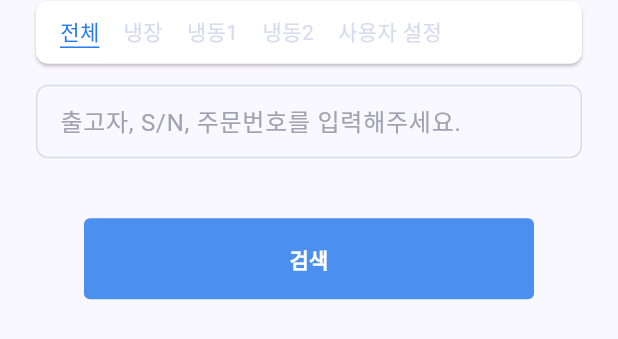
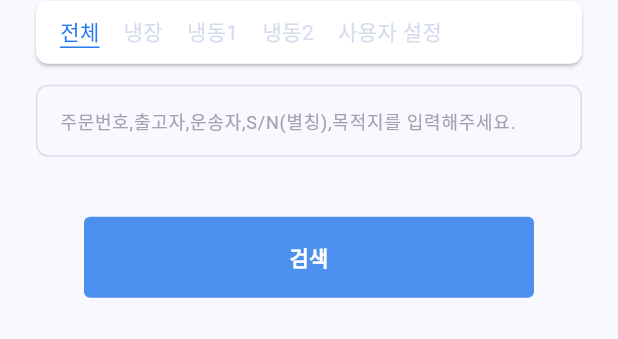
Before and after one commit to Inna18/flutter-paper-app, a Flutter app: the SearchFilter widget shown alone on an empty page, opened directly with empty values, after a tap on the "chevron left" icon, on a phone screen of 412 x 824 dp. Shown: the part 787-1126 px from the top of the screen. Run offline on Flutter 3.47's test engine with Material 3 defaults, Android fonts, the phone set to English and light mode, and no system bars; our stand-ins replace flutter_riverpod, jwt_decoder, riverpod_annotation, shared_preferences; missing offline and left inert: top_modal_sheet; accounts and stored records are empty.

Commit message:
func(traces,searchFilter): pass search params to traces, add fields to trace

```diff
--- /dev/null
+++ b/lib/src/utils/constants_value.dart
@@ -0,0 +1,18 @@
+class ConstantsValue {
+  static String getLabel(String key, String type) {
+    if (type == 'coldChain') {
+      if (key == '') return '전체';
+      if (key == 'PHARMA') return '냉장';
+      if (key == 'FROZEN') return '냉동1';
+      if (key == 'DEEP_FREEZE') return '냉동2';
+      if (key == 'ETC') return '사용자 설정';
+      return '';
+    }
+    if (type == 'periodType') {
+      if (key == 'DEPARTURE_DATE') return '출발일';
+      if (key == 'ARRIVAL_DATE') return '도착일';
+      return '';
+    }
+    return '';
+  }
+}
--- a/lib/src/widgets/search_filter.dart
+++ b/lib/src/widgets/search_filter.dart
@@ -3,6 +3,7 @@ import 'package:flutter_riverpod/flutter_riverpod.dart';
 import 'package:intl/intl.dart';
 import 'package:paper_app/src/models/trace.dart';
 import 'package:paper_app/src/widgets/custom_date_picker.dart';
+import 'package:paper_app/src/utils/constants_value.dart';
 
 class SearchFilter extends ConsumerStatefulWidget {
   SearchFilter({required this.fetchTrace, super.key});
@@ -51,15 +52,6 @@ class _SearchFilterState extends ConsumerState<SearchFilter> {
     };
     Navigator.of(context).pop();
     widget.fetchTrace(params);
-  }
-
-  String _getLabel(String coldChain) {
-    if (coldChain == '') return '전체';
-    if (coldChain == 'PHARMA') return '냉장';
-    if (coldChain == 'FROZEN') return '냉동1';
-    if (coldChain == 'DEEP_FREEZE') return '냉동2';
-    if (coldChain == 'ETC') return '사용자 설정';
-    return '';
   }
 
   @override
@@ -170,7 +162,7 @@ class _SearchFilterState extends ConsumerState<SearchFilter> {
                                   1.0, // This would be the width of the underline
                             ))),
                             child: Text(
-                              _getLabel(coldChain),
+                              ConstantsValue.getLabel(coldChain, 'coldChain'),
                               style: searchColdChain == coldChain
                                   ? const TextStyle(
                                       color: Color.fromRGBO(37, 122, 240, 1),
@@ -193,9 +185,9 @@ class _SearchFilterState extends ConsumerState<SearchFilter> {
           TextField(
             onChanged: (value) => {keyword = value},
             decoration: InputDecoration(
-                hintText: '출고자, S/N, 주문번호를 입력해주세요.',
-                hintStyle:
-                    const TextStyle(color: Color.fromRGBO(161, 163, 179, 1)),
+                hintText: '주문번호,출고자,운송자,S/N(별칭),목적지를 입력해주세요.',
+                hintStyle: const TextStyle(
+                    color: Color.fromRGBO(161, 163, 179, 1), fontSize: 12),
                 contentPadding: const EdgeInsets.all(12),
                 // suffixIcon: const Icon(Icons.search),
                 // iconColor: const Color.fromRGBO(214, 220, 237, 1),
```
Also changed, not shown: lib/src/models/trace.dart (+16 -2 lines), lib/src/screens/traces.dart (+17 -7 lines).
